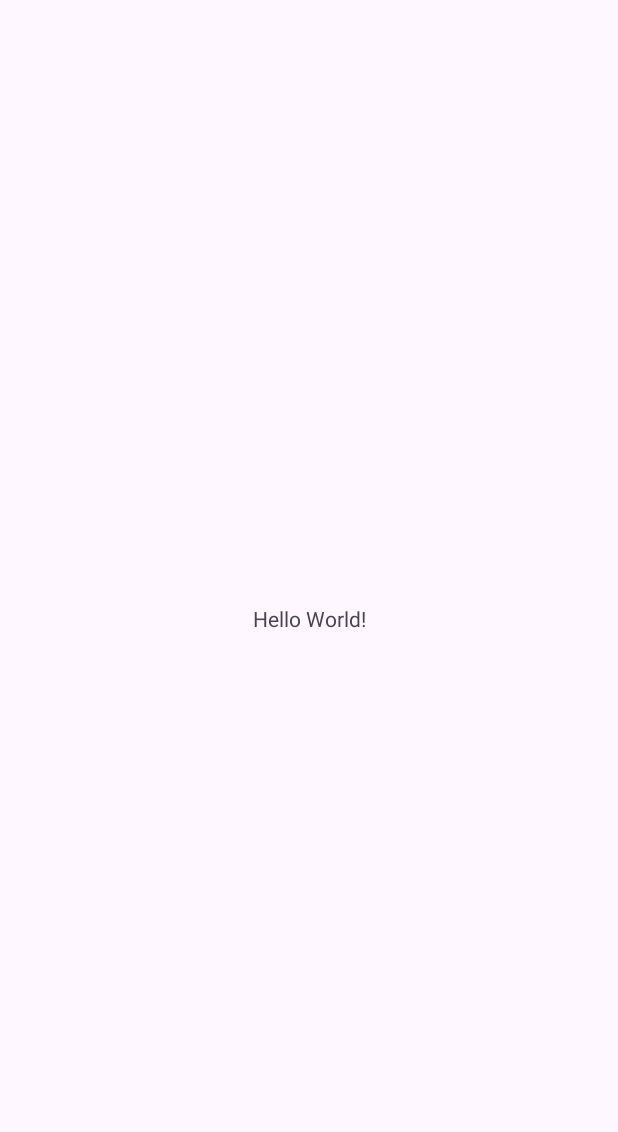
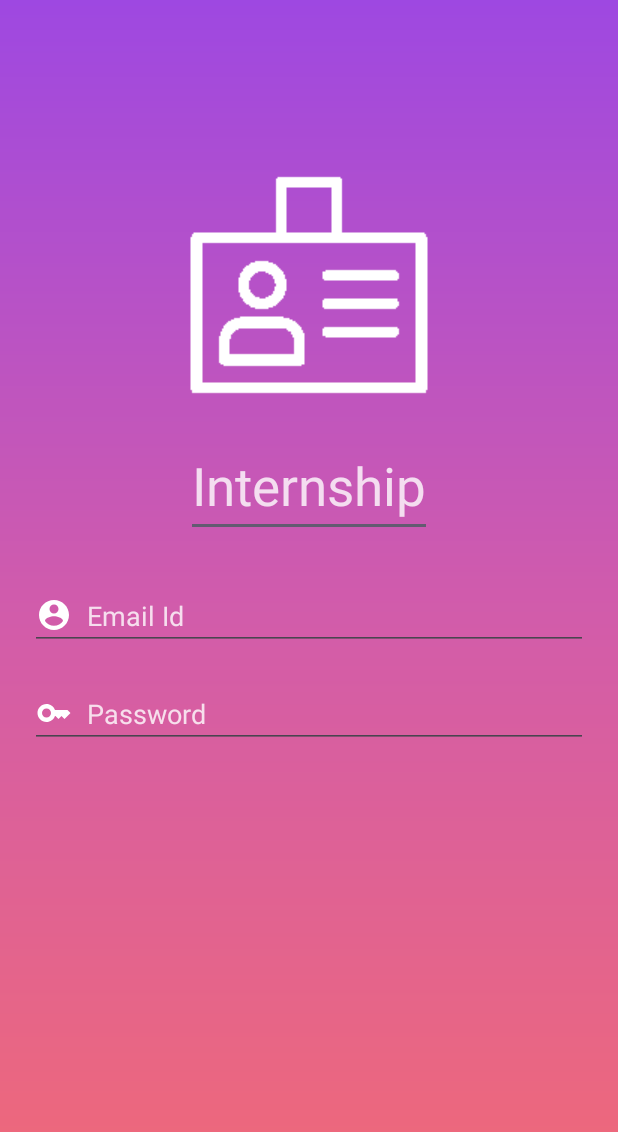
Before and after one commit to keval-hansaliya/online_Internship, an Android app: the screen it shows after launch (MainActivity), on a phone screen of 412 x 824 dp. Before the commit the part shown is almost empty. Shown: the top 1132 px of the screen. Run offline under Robolectric (Android 15) with nearby library versions, the light colour scheme and no system bars.

Commit message:
changed login UI

```diff
--- /dev/null
+++ b/app/src/main/res/drawable/custom_background.xml
@@ -0,0 +1,9 @@
+<?xml version="1.0" encoding="utf-8"?>
+<shape xmlns:android="http://schemas.android.com/apk/res/android">
+
+    <gradient android:startColor="#9E48E1"
+        android:centerColor="#D25CAA"
+        android:endColor="#F26A74"
+        android:angle="270" />
+
+</shape>
--- /dev/null
+++ b/app/src/main/res/drawable/emailid_image.xml
@@ -0,0 +1,5 @@
+<vector android:height="24dp" android:tint="#FFFFFF"
+    android:viewportHeight="24" android:viewportWidth="24"
+    android:width="24dp" xmlns:android="http://schemas.android.com/apk/res/android">
+    <path android:fillColor="@android:color/white" android:pathData="M12,2C6.48,2 2,6.48 2,12s4.48,10 10,10 10,-4.48 10,-10S17.52,2 12,2zM12,5c1.66,0 3,1.34 3,3s-1.34,3 -3,3 -3,-1.34 -3,-3 1.34,-3 3,-3zM12,19.2c-2.5,0 -4.71,-1.28 -6,-3.22 0.03,-1.99 4,-3.08 6,-3.08 1.99,0 5.97,1.09 6,3.08 -1.29,1.94 -3.5,3.22 -6,3.22z"/>
+</vector>
--- /dev/null
+++ b/app/src/main/res/drawable/password_image.xml
@@ -0,0 +1,5 @@
+<vector android:height="24dp" android:tint="#FFFFFF"
+    android:viewportHeight="24" android:viewportWidth="24"
+    android:width="24dp" xmlns:android="http://schemas.android.com/apk/res/android">
+    <path android:fillColor="@android:color/white" android:pathData="M21,10h-8.35C11.83,7.67 9.61,6 7,6c-3.31,0 -6,2.69 -6,6s2.69,6 6,6c2.61,0 4.83,-1.67 5.65,-4H13l2,2l2,-2l2,2l4,-4.04L21,10zM7,15c-1.65,0 -3,-1.35 -3,-3c0,-1.65 1.35,-3 3,-3s3,1.35 3,3C10,13.65 8.65,15 7,15z"/>
+</vector>
--- a/app/src/main/res/layout/activity_main.xml
+++ b/app/src/main/res/layout/activity_main.xml
@@ -1,18 +1,56 @@
 <?xml version="1.0" encoding="utf-8"?>
-<androidx.constraintlayout.widget.ConstraintLayout xmlns:android="http://schemas.android.com/apk/res/android"
+<RelativeLayout xmlns:android="http://schemas.android.com/apk/res/android"
     xmlns:app="http://schemas.android.com/apk/res-auto"
     xmlns:tools="http://schemas.android.com/tools"
     android:layout_width="match_parent"
     android:layout_height="match_parent"
+    android:background="@drawable/custom_background"
     tools:context=".MainActivity">
 
-    <TextView
+    <ImageView
+        android:id="@+id/login_image"
+        android:src="@drawable/login_image"
+        android:layout_marginTop="90dp"
+        android:layout_centerHorizontal="true"
         android:layout_width="wrap_content"
-        android:layout_height="wrap_content"
-        android:text="Hello World!"
-        app:layout_constraintBottom_toBottomOf="parent"
-        app:layout_constraintEnd_toEndOf="parent"
-        app:layout_constraintStart_toStartOf="parent"
-        app:layout_constraintTop_toTopOf="parent" />
+        android:layout_height="wrap_content"/>
 
-</androidx.constraintlayout.widget.ConstraintLayout>
+    <EditText
+        android:id="@+id/internship"
+        android:text="Internship"
+        android:textColor="@color/white_trans"
+        android:textSize="35dp"
+        android:layout_centerHorizontal="true"
+        android:layout_below="@+id/login_image"
+        android:layout_width="wrap_content"
+        android:layout_height="wrap_content"/>
+
+    <EditText
+        android:drawableLeft="@drawable/emailid_image"
+        android:id="@+id/main_emailid"
+        android:inputType="textEmailAddress"
+        android:hint="Email Id"
+        android:textColorHint="@color/white_trans"
+        android:textColor="@color/white_trans"
+        android:layout_below="@id/internship"
+        android:drawablePadding="10dp"
+        android:layout_marginHorizontal="20dp"
+        android:layout_marginTop="30dp"
+        android:layout_width="match_parent"
+        android:layout_height="wrap_content"/>
+
+    <EditText
+        android:drawableLeft="@drawable/password_image"
+        android:id="@+id/main_password"
+        android:inputType="textPassword"
+        android:hint="Password"
+        android:textColorHint="@color/white_trans"
+        android:textColor="@color/white_trans"
+        android:layout_below="@id/main_emailid"
+        android:drawablePadding="10dp"
+        android:layout_marginHorizontal="20dp"
+        android:layout_marginTop="20dp"
+        android:layout_width="match_parent"
+        android:layout_height="wrap_content"/>
+
+</RelativeLayout>
--- a/app/src/main/res/values/colors.xml
+++ b/app/src/main/res/values/colors.xml
@@ -2,4 +2,6 @@
 <resources>
     <color name="black">#FF000000</color>
     <color name="white">#FFFFFFFF</color>
+    <color name="white_trans">#CCFFFFFF</color>
+    <color name="status_color">#9E48E1</color>
 </resources>
--- a/app/src/main/res/values/themes.xml
+++ b/app/src/main/res/values/themes.xml
@@ -3,6 +3,9 @@
     <style name="Base.Theme.Internship" parent="Theme.Material3.DayNight.NoActionBar">
         <!-- Customize your light theme here. -->
         <!-- <item name="colorPrimary">@color/my_light_primary</item> -->
+        <item name="colorPrimary">#F44336</item>
+        <item name="colorPrimaryDark">#9E48E1</item>
+        <item name="android:statusBarColor">@color/status_color</item>
     </style>
 
     <style name="Theme.Internship" parent="Base.Theme.Internship" />
```
Also changed, not shown: app/src/main/res/drawable-v24/login_image.png (added).
